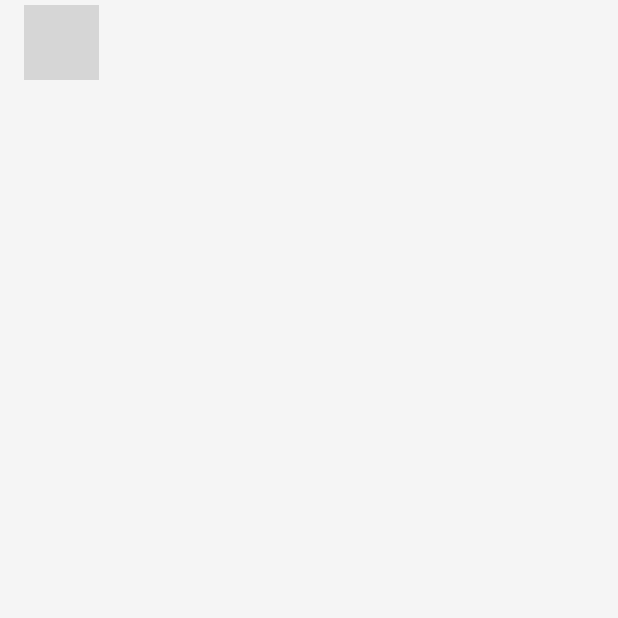
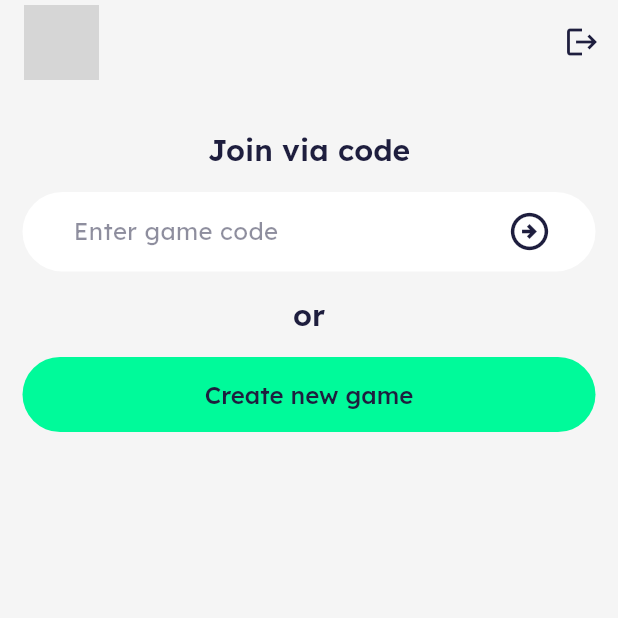
Before and after one commit to JeremyPerezSwift/chronicle_app, a Flutter app: the HomePage screen opened by its route, on a phone screen of 412 x 824 dp, the top half of it. Run offline on Flutter 3.47's test engine with Material 3 defaults, Android fonts, the phone set to English and light mode, and no system bars; our stand-ins replace dio, equatable, firebase_auth, firebase_core, flutter_bloc, flutter_svg and 4 more; accounts and stored records are empty; generated files the repository leaves out were written again; network calls fail; grey boxes are pictures that could not be loaded.

Commit message:
git add . git commit -m "feat(home): start HomePage UI and implement Firebase logout
- Add initial HomePage layout
- Display authenticated user information
- Implement Firebase signOut
- Redirect to AuthPage after logout
- Complete login → home → logout flow"

```diff
--- /dev/null
+++ b/lib/core/ui/widgets/default_text_field.dart
@@ -0,0 +1,54 @@
+import 'package:chronicle_app/core/theme/app_colors.dart';
+import 'package:flutter/material.dart';
+
+class DefaultTextField extends StatelessWidget {
+  final String? hintText;
+  final Widget? activeIcon;
+  final BorderRadius? borderRadius;
+  final int? maxLines;
+  final int? minLines;
+  final int? maxLength;
+  final TextEditingController? controller;
+  final Function(String)? onChanged;
+
+  const DefaultTextField(
+      {super.key,
+      this.hintText,
+      this.activeIcon,
+      this.borderRadius,
+      this.maxLines,
+      this.minLines,
+      this.maxLength,
+      this.controller,
+      this.onChanged});
+
+  @override
+  Widget build(BuildContext context) {
+    return TextField(
+      style: Theme.of(context).textTheme.bodyMedium,
+      onChanged: onChanged,
+      controller: controller,
+      maxLines: maxLines,
+      minLines: minLines,
+      maxLength: maxLength,
+      decoration: InputDecoration(
+        fillColor: AppColors.surface,
+        filled: true,
+        counterStyle: Theme.of(context).textTheme.bodySmall,
+        hintText: hintText,
+        suffixIcon: Padding(
+          padding: EdgeInsets.symmetric(horizontal: 20),
+          child: activeIcon,
+        ),
+        hintStyle: Theme.of(context).textTheme.bodyMedium?.copyWith(
+          color: AppColors.textColor.withOpacity(0.5),
+        ),
+        contentPadding: EdgeInsets.symmetric(horizontal: 30, vertical: 15),
+        border: OutlineInputBorder(
+          borderSide: BorderSide.none,
+          borderRadius: borderRadius ?? BorderRadius.circular(40),
+        ),
+      ),
+    );
+  }
+}
--- a/lib/features/auth/data/datasource/auth_remote_datasource.dart
+++ b/lib/features/auth/data/datasource/auth_remote_datasource.dart
@@ -11,4 +11,6 @@ class AuthRemoteDatasource {
     var request = await dio.post('users/login', data: {'token': token});
     return UserModel.fromJson(request.data);
   }
+
+
 }
--- a/lib/features/auth/domain/repository/auth_repository.dart
+++ b/lib/features/auth/domain/repository/auth_repository.dart
@@ -4,4 +4,5 @@ import 'package:chronicle_app/features/auth/domain/model/user_model.dart';
 
 abstract class AuthRepository{
   Future<Either<Failure, UserModel>> loginWithGoogle();
+  Future<Either<Failure, void>> logout();
 }
--- a/lib/features/auth/presentation/bloc/user_event.dart
+++ b/lib/features/auth/presentation/bloc/user_event.dart
@@ -3,3 +3,5 @@ abstract class UserEvent {}
 class LoginWithGoogleEvent extends UserEvent{}
 
 class GetUserEvent extends UserEvent{}
+
+class LogoutEvent extends UserEvent{}
--- a/lib/features/auth/presentation/bloc/user_state.dart
+++ b/lib/features/auth/presentation/bloc/user_state.dart
@@ -6,6 +6,7 @@ enum UserStatus {
   loading,
   success,
   error,
+  logout,
 }
 
 class UserState extends Equatable {
--- a/lib/features/home/presentation/pages/home_page.dart
+++ b/lib/features/home/presentation/pages/home_page.dart
@@ -1,9 +1,13 @@
 import 'package:chronicle_app/core/theme/app_colors.dart';
 import 'package:chronicle_app/core/ui/widgets/circle_user_avatar.dart';
+import 'package:chronicle_app/core/ui/widgets/default_button.dart';
+import 'package:chronicle_app/core/ui/widgets/default_text_field.dart';
 import 'package:chronicle_app/features/auth/presentation/bloc/user_bloc.dart';
+import 'package:chronicle_app/features/auth/presentation/bloc/user_event.dart';
 import 'package:chronicle_app/features/auth/presentation/bloc/user_state.dart';
 import 'package:flutter/material.dart';
 import 'package:flutter_bloc/flutter_bloc.dart';
+import 'package:go_router/go_router.dart';
 
 class HomePage extends StatelessWidget {
   const HomePage({super.key});
@@ -14,6 +18,7 @@ class HomePage extends StatelessWidget {
   Widget build(BuildContext context) {
     return Scaffold(
       appBar: _buildAppBar(context),
+      body: _buildJoinGameSection(context),
     );
   }
 
@@ -36,6 +41,84 @@ class HomePage extends StatelessWidget {
           );
         },
       ),
+      actions: [
+        IconButton(
+          onPressed: () {
+            onLogoutPressed(context);
+          },
+          icon: Icon(Icons.logout),
+        ),
+      ],
     );
   }
+
+  Widget _buildJoinGameSection(BuildContext context) {
+    return Padding(
+      padding: const EdgeInsets.all(15),
+      child: Column(
+        children: [
+          // Join Code
+          Padding(
+            padding: EdgeInsets.symmetric(vertical: 15),
+            child: Text(
+              'Join via code',
+              style: Theme.of(context).textTheme.headlineSmall,
+            ),
+          ),
+          DefaultTextField(
+            hintText: 'Enter game code',
+            activeIcon: IconButton(
+              onPressed: () {},
+              icon: Icon(
+                Icons.arrow_circle_right_outlined,
+                size: 30,
+              ),
+            ),
+          ),
+
+          // Or
+          Padding(
+            padding: EdgeInsets.symmetric(vertical: 15),
+            child: Text(
+              'or',
+              style: Theme.of(context).textTheme.headlineSmall,
+            ),
+          ),
+
+          // Create new game
+          DefaultButton(
+            text: 'Create new game',
+            onPressed: () {},
+            backgroundColor: AppColors.secondary,
+            textColor: AppColors.textColor,
+            padding: EdgeInsets.symmetric(horizontal: 5, vertical: 15),
+          ),
+        ],
+      ),
+    );
+  }
+
+  void onLogoutPressed(BuildContext context) {
+    showDialog(
+        context: context,
+        builder: (context) {
+          return AlertDialog(
+            title: Text('Are you sure you want to logout?'),
+            actions: [
+              TextButton(
+                onPressed: () {
+                  context.pop();
+                },
+                child: Text('No'),
+              ),
+              ElevatedButton(
+                onPressed: () {
+                  context.read<UserBloc>().add(LogoutEvent());
+                },
+                child: Text('Yes'),
+              ),
+            ],
+          );
+        });
+  }
 }
--- a/lib/main.dart
+++ b/lib/main.dart
@@ -42,7 +42,7 @@ void main() async {
           listener: (context, state) {
             if (state.status == UserStatus.success) {
               AppRouter.router.go(HomePage.route);
-            } else if (state.status == UserStatus.error) {
+            } else if (state.status == UserStatus.error || state.status == UserStatus.logout) {
               AppRouter.router.go(AuthPage.route);
             }
           },
```
Also changed, not shown: lib/features/auth/data/repository/auth_repository_impl.dart (+10 -0 lines), lib/features/auth/presentation/bloc/user_bloc.dart (+26 -4 lines).
